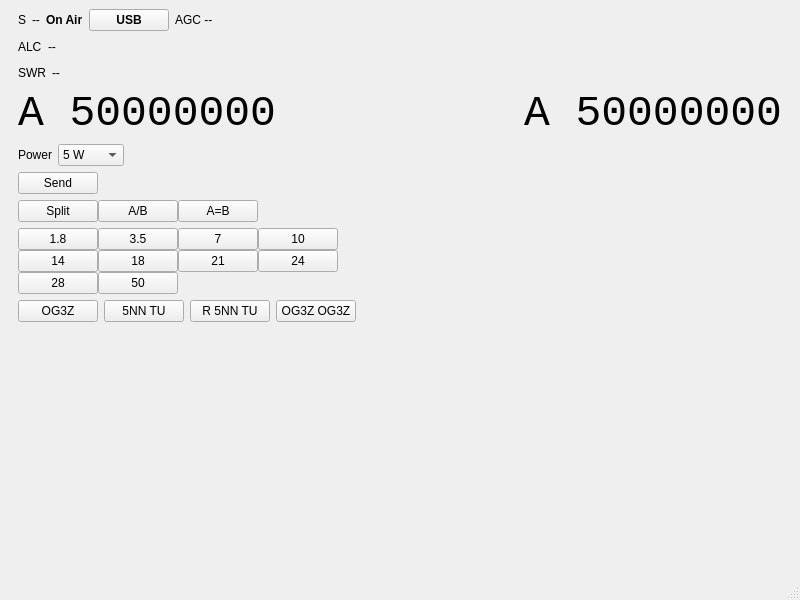
Qt form mainwindow.ui (eloranta/HamVibe) before a commit.
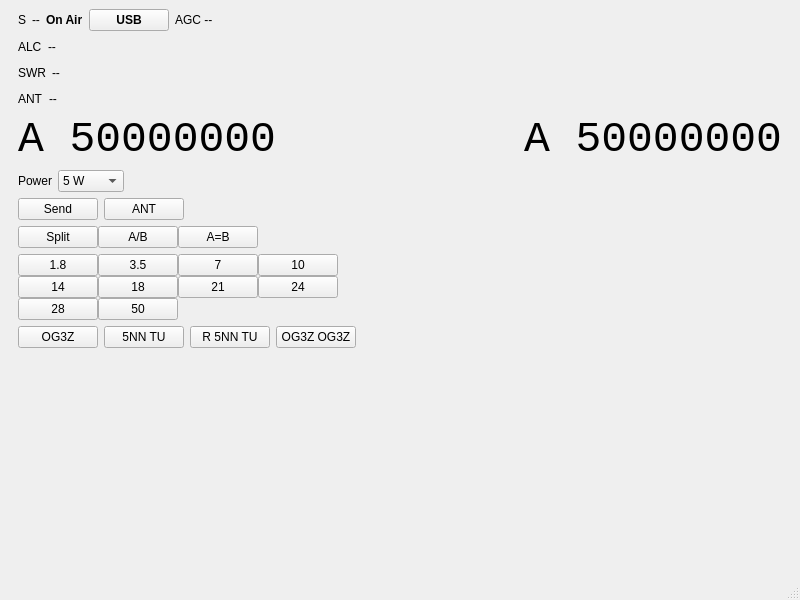
The same form after that commit. Custom widgets are drawn as their Qt base class.

Commit message: add ANT toggle button

The edit to the form file:
```diff
--- a/mainwindow.ui
+++ b/mainwindow.ui
@@ -157,6 +157,37 @@
            </item>
           </layout>
          </item>
+        <item>
+         <layout class="QHBoxLayout" name="antLayout">
+          <item>
+           <widget class="QLabel" name="antTextLabel">
+            <property name="text">
+             <string>ANT</string>
+            </property>
+           </widget>
+          </item>
+          <item>
+           <widget class="QLabel" name="antValueLabel">
+            <property name="text">
+             <string>--</string>
+            </property>
+           </widget>
+          </item>
+          <item>
+           <spacer name="antSpacer">
+            <property name="orientation">
+             <enum>Qt::Orientation::Horizontal</enum>
+            </property>
+            <property name="sizeHint" stdset="0">
+             <size>
+              <width>40</width>
+              <height>20</height>
+             </size>
+            </property>
+           </spacer>
+          </item>
+         </layout>
+        </item>
         <item>
          <layout class="QHBoxLayout" name="horizontalLayout">
            <item>
@@ -343,6 +374,13 @@
              </property>
             </widget>
            </item>
+           <item>
+            <widget class="QPushButton" name="antToggleButton">
+             <property name="text">
+              <string>ANT</string>
+             </property>
+            </widget>
+           </item>
            <item>
             <spacer name="sendSpacer">
              <property name="orientation">
```
Lines whose indentation alone changed are shown as unchanged. The commit also changes 4 other files.
